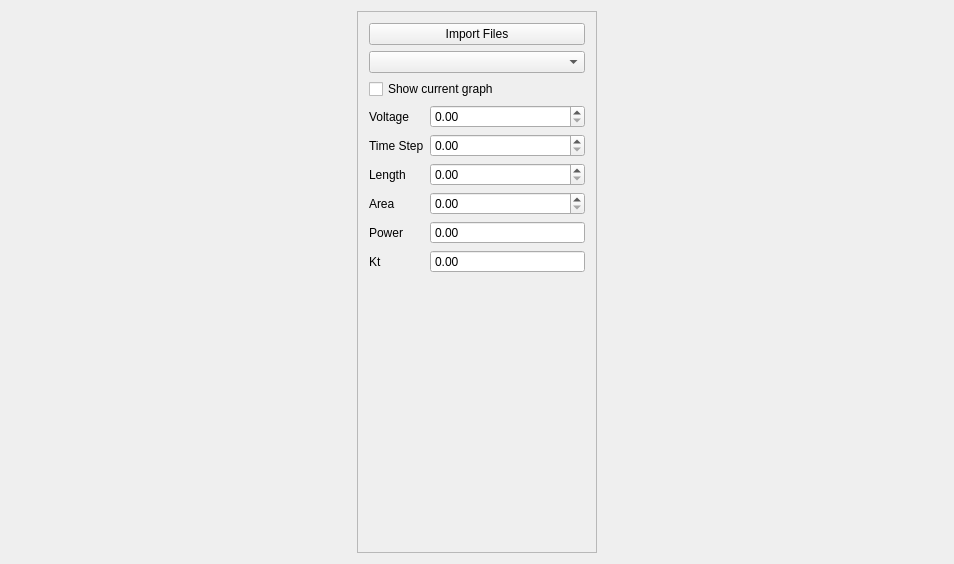
Old version of the form lowtempcal/mainwindow.ui in the repository PatrickChin/Lab-Fast.
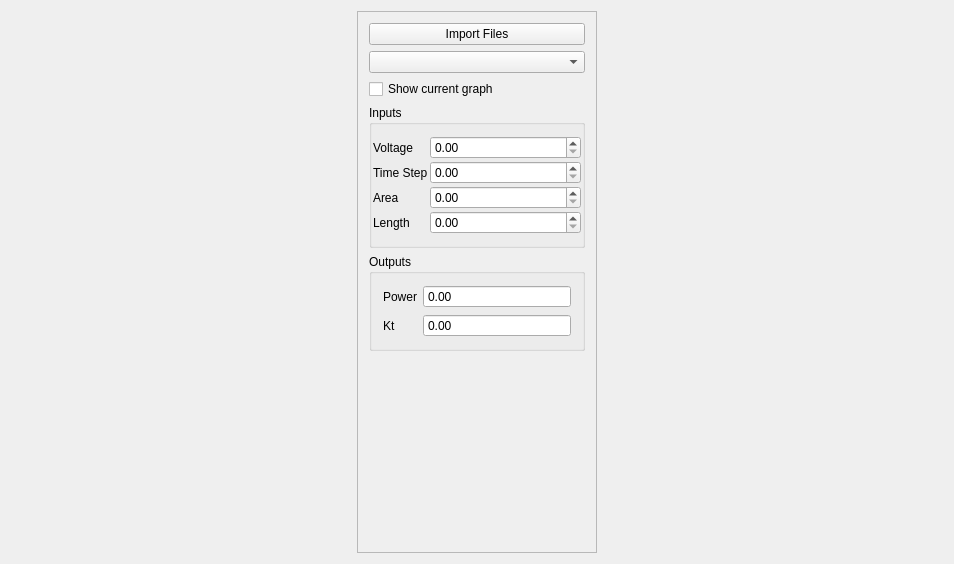
New version of the form.

Commit message: split into input output groups

What changed in the file:
```diff
--- a/lowtempcal/mainwindow.ui
+++ b/lowtempcal/mainwindow.ui
@@ -74,28 +74,8 @@
          <height>544</height>
         </rect>
        </property>
-       <layout class="QFormLayout" name="value_layout">
-        <item row="3" column="0">
-         <widget class="QLabel" name="label_voltage">
-          <property name="text">
-           <string>Voltage</string>
-          </property>
-         </widget>
-        </item>
-        <item row="3" column="1">
-         <widget class="QDoubleSpinBox" name="spinbox_voltage"/>
-        </item>
-        <item row="4" column="0">
-         <widget class="QLabel" name="label_dt">
-          <property name="text">
-           <string>Time Step</string>
-          </property>
-         </widget>
-        </item>
-        <item row="4" column="1">
-         <widget class="QDoubleSpinBox" name="spinbox_dt"/>
-        </item>
-        <item row="0" column="0" colspan="2">
+       <layout class="QVBoxLayout" name="verticalLayout">
+        <item>
          <widget class="QPushButton" name="file_import_button">
           <property name="sizePolicy">
            <sizepolicy hsizetype="Preferred" vsizetype="Preferred">
@@ -108,95 +88,155 @@
           </property>
          </widget>
         </item>
-        <item row="1" column="0" colspan="2">
+        <item>
          <widget class="QComboBox" name="file_list_box"/>
         </item>
-        <item row="8" column="0">
-         <widget class="QLabel" name="label_kt">
+        <item>
+         <widget class="QCheckBox" name="checkbox_show_current">
           <property name="text">
-           <string>Kt</string>
+           <string>Show current graph</string>
           </property>
          </widget>
         </item>
-        <item row="8" column="1">
-         <widget class="QDoubleSpinBox" name="spinbox_kt">
-          <property name="focusPolicy">
-           <enum>Qt::WheelFocus</enum>
+        <item>
+         <widget class="QGroupBox" name="groupbox_input">
+          <property name="title">
+           <string>Inputs</string>
           </property>
-          <property name="readOnly">
-           <bool>true</bool>
-          </property>
-          <property name="buttonSymbols">
-           <enum>QAbstractSpinBox::NoButtons</enum>
-          </property>
-          <property name="maximum">
-           <double>20000.000000000000000</double>
-          </property>
-         </widget>
-        </item>
-        <item row="5" column="0">
-         <widget class="QLabel" name="label_len">
+          <layout class="QFormLayout" name="input_layout">
+           <property name="horizontalSpacing">
+            <number>2</number>
+           </property>
+           <property name="verticalSpacing">
+            <number>2</number>
+           </property>
+           <property name="leftMargin">
+            <number>1</number>
+           </property>
+           <property name="rightMargin">
+            <number>1</number>
+           </property>
+           <item row="0" column="0">
+            <widget class="QLabel" name="label_voltage">
+             <property name="text">
+              <string>Voltage</string>
+             </property>
+            </widget>
+           </item>
+           <item row="0" column="1">
+            <widget class="QDoubleSpinBox" name="spinbox_voltage"/>
+           </item>
+           <item row="1" column="0">
+            <widget class="QLabel" name="label_dt">
           <property name="text">
-           <string>Length</string>
+              <string>Time Step</string>
           </property>
          </widget>
         </item>
-        <item row="5" column="1">
-         <widget class="QDoubleSpinBox" name="spinbox_length"/>
-        </item>
-        <item row="6" column="0">
+           <item row="1" column="1">
+            <widget class="QDoubleSpinBox" name="spinbox_dt"/>
+           </item>
+           <item row="2" column="0">
          <widget class="QLabel" name="label_area">
           <property name="text">
            <string>Area</string>
           </property>
          </widget>
         </item>
-        <item row="6" column="1">
+           <item row="2" column="1">
          <widget class="QDoubleSpinBox" name="spinbox_area"/>
         </item>
-        <item row="7" column="0">
-         <widget class="QLabel" name="label">
+           <item row="3" column="0">
+            <widget class="QLabel" name="label_len">
           <property name="text">
-           <string>Power</string>
+              <string>Length</string>
           </property>
          </widget>
         </item>
-        <item row="7" column="1">
-         <widget class="QDoubleSpinBox" name="spinbox_power">
-          <property name="readOnly">
-           <bool>true</bool>
-          </property>
-          <property name="buttonSymbols">
-           <enum>QAbstractSpinBox::NoButtons</enum>
-          </property>
-          <property name="maximum">
-           <double>20000.000000000000000</double>
-          </property>
-         </widget>
-        </item>
-        <item row="2" column="0" colspan="2">
-         <widget class="QCheckBox" name="checkbox_show_current">
-          <property name="text">
-           <string>Show current graph</string>
-          </property>
-         </widget>
-        </item>
-       </layout>
+           <item row="3" column="1">
+            <widget class="QDoubleSpinBox" name="spinbox_length"/>
+           </item>
+          </layout>
+          <zorder>spinbox_power</zorder>
+          <zorder>spinbox_kt</zorder>
+          <zorder>label_kt</zorder>
+          <zorder>label</zorder>
        <zorder>label_voltage</zorder>
-       <zorder>label_dt</zorder>
        <zorder>spinbox_voltage</zorder>
        <zorder>spinbox_dt</zorder>
-       <zorder>file_import_button</zorder>
-       <zorder>file_list_box</zorder>
-       <zorder>label_kt</zorder>
-       <zorder>spinbox_kt</zorder>
+          <zorder>label_dt</zorder>
+          <zorder>spinbox_area</zorder>
+          <zorder>label_area</zorder>
        <zorder>label_len</zorder>
        <zorder>spinbox_length</zorder>
-       <zorder>label_area</zorder>
-       <zorder>spinbox_area</zorder>
-       <zorder>label</zorder>
-       <zorder>spinbox_power</zorder>
-       <zorder>checkbox_show_current</zorder>
+         </widget>
+        </item>
+        <item>
+         <widget class="QGroupBox" name="groupbox_output">
+          <property name="title">
+           <string>Outputs</string>
+          </property>
+          <layout class="QFormLayout" name="output_layout">
+           <item row="0" column="0">
+            <widget class="QLabel" name="label">
+             <property name="text">
+              <string>Power</string>
+             </property>
+            </widget>
+           </item>
+           <item row="0" column="1">
+            <widget class="QDoubleSpinBox" name="spinbox_power">
+             <property name="readOnly">
+              <bool>true</bool>
+             </property>
+             <property name="buttonSymbols">
+              <enum>QAbstractSpinBox::NoButtons</enum>
+             </property>
+             <property name="maximum">
+              <double>20000.000000000000000</double>
+             </property>
+            </widget>
+           </item>
+           <item row="1" column="0">
+            <widget class="QLabel" name="label_kt">
+             <property name="text">
+              <string>Kt</string>
+             </property>
+            </widget>
+           </item>
+           <item row="1" column="1">
+            <widget class="QDoubleSpinBox" name="spinbox_kt">
+             <property name="focusPolicy">
+              <enum>Qt::WheelFocus</enum>
+             </property>
+             <property name="readOnly">
+              <bool>true</bool>
+             </property>
+             <property name="buttonSymbols">
+              <enum>QAbstractSpinBox::NoButtons</enum>
+             </property>
+             <property name="maximum">
+              <double>20000.000000000000000</double>
+             </property>
+            </widget>
+           </item>
+          </layout>
+         </widget>
+        </item>
+        <item>
+         <spacer name="verticalSpacer">
+          <property name="orientation">
+           <enum>Qt::Vertical</enum>
+          </property>
+          <property name="sizeHint" stdset="0">
+           <size>
+            <width>20</width>
+            <height>40</height>
+           </size>
+          </property>
+         </spacer>
+        </item>
+       </layout>
       </widget>
      </widget>
     </item>
```
Lines whose indentation alone changed are shown as unchanged. The commit also changes 1 other file.
